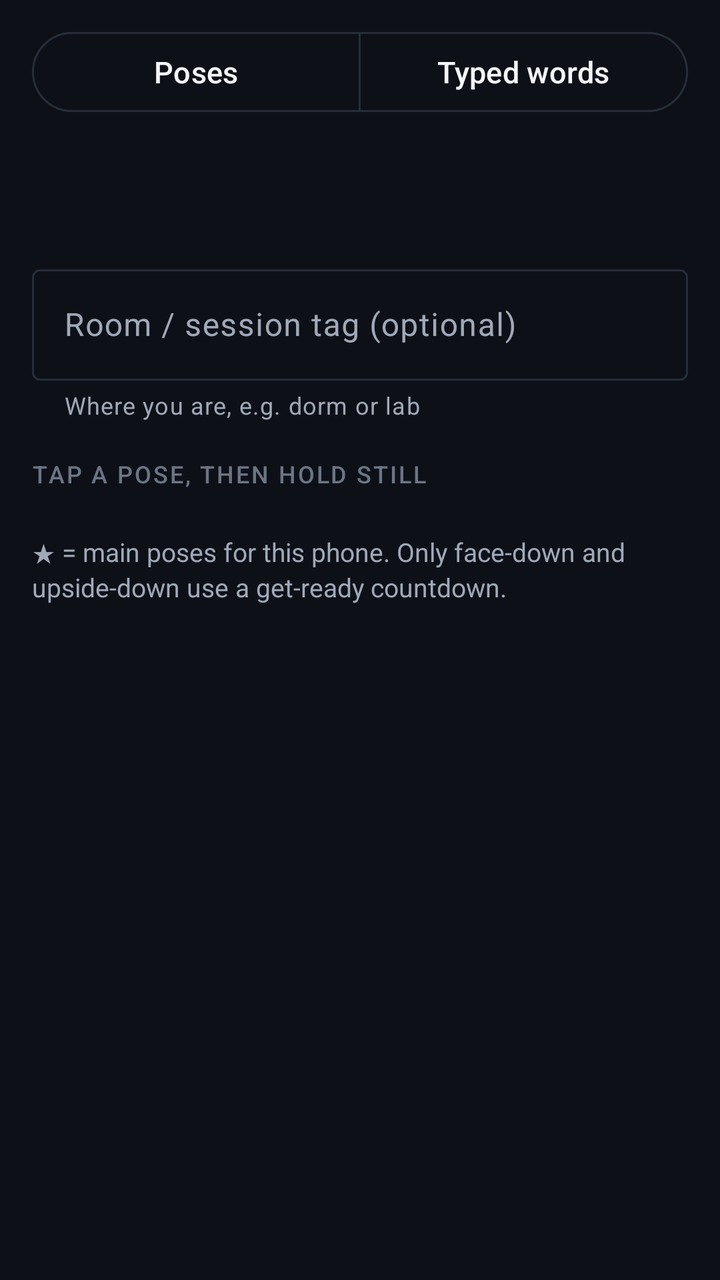
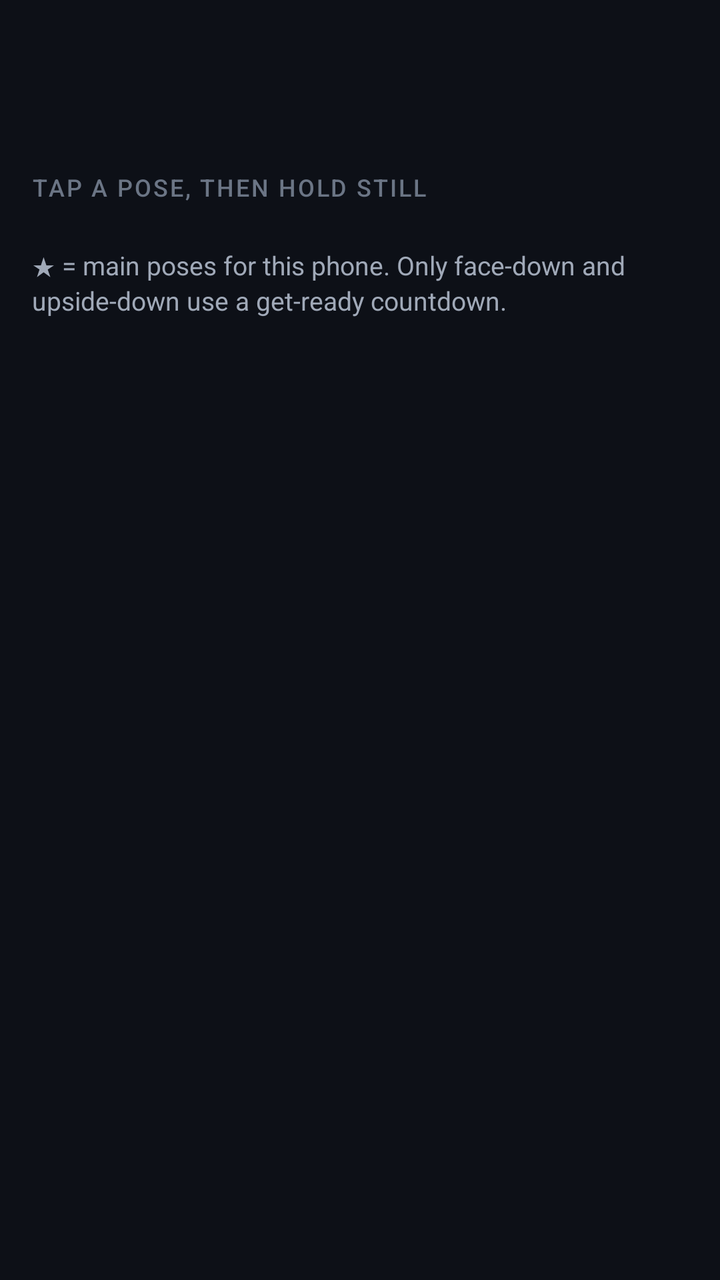

The first picture is an Android layout as it rendered before a commit; the second is the same layout after the commit. The layout source and the unified diff follow.
<!-- AndroidManifest.xml: application theme Theme.PhoneAngle -->
<!-- res/layout/fragment_collect.xml -->
<?xml version="1.0" encoding="utf-8"?>
<ScrollView xmlns:android="http://schemas.android.com/apk/res/android"
    xmlns:app="http://schemas.android.com/apk/res-auto"
    android:layout_width="match_parent"
    android:layout_height="match_parent"
    android:clipToPadding="false"
    android:fillViewport="true">

    <LinearLayout
        android:layout_width="match_parent"
        android:layout_height="wrap_content"
        android:orientation="vertical"
        android:paddingHorizontal="16dp"
        android:paddingTop="12dp"
        android:paddingBottom="20dp">

        <com.google.android.material.button.MaterialButtonToggleGroup
            android:id="@+id/taskToggle"
            android:layout_width="match_parent"
            android:layout_height="wrap_content"
            app:selectionRequired="true"
            app:singleSelection="true">

            <com.google.android.material.button.MaterialButton
                android:id="@+id/taskPose"
                style="@style/Widget.Material3.Button.OutlinedButton"
                android:layout_width="0dp"
                android:layout_height="wrap_content"
                android:layout_weight="1"
                android:text="@string/task_poses" />

            <com.google.android.material.button.MaterialButton
                android:id="@+id/taskTyped"
                style="@style/Widget.Material3.Button.OutlinedButton"
                android:layout_width="0dp"
                android:layout_height="wrap_content"
                android:layout_weight="1"
                android:text="@string/task_typed" />
        </com.google.android.material.button.MaterialButtonToggleGroup>

        <TextView
            android:id="@+id/typedPreviewBanner"
            style="@style/Text.App.Body"
            android:layout_width="match_parent"
            android:layout_height="wrap_content"
            android:layout_marginTop="10dp"
            android:background="@drawable/bg_angle_card"
            android:padding="12dp"
            android:text="@string/typed_preview_banner"
            android:textColor="@color/ink"
            android:visibility="gone" />

        <TextView
            android:id="@+id/collectStatus"
            style="@style/Text.App.Title"
            android:layout_width="match_parent"
            android:layout_height="wrap_content"
            android:layout_marginTop="12dp" />

        <TextView
            android:id="@+id/collectGuidance"
            style="@style/Text.App.Body"
            android:layout_width="match_parent"
            android:layout_height="wrap_content"
            android:layout_marginTop="4dp" />

        <com.google.android.material.textfield.TextInputLayout
            style="@style/Widget.Material3.TextInputLayout.OutlinedBox"
            android:layout_width="match_parent"
            android:layout_height="wrap_content"
            android:layout_marginTop="14dp"
            android:hint="@string/collect_tag_hint"
            app:helperText="@string/collect_tag_helper">

            <com.google.android.material.textfield.TextInputEditText
                android:id="@+id/tagInput"
                android:layout_width="match_parent"
                android:layout_height="wrap_content"
                android:imeOptions="actionDone"
                android:inputType="text"
                android:maxLines="1" />
        </com.google.android.material.textfield.TextInputLayout>

        
        <LinearLayout
            android:id="@+id/poseSection"
            android:layout_width="match_parent"
            android:layout_height="wrap_content"
            android:orientation="vertical">

            <TextView
                style="@style/Text.App.Section"
                android:layout_width="match_parent"
                android:layout_height="wrap_content"
                android:layout_marginTop="18dp"
                android:text="@string/collect_tap_section" />

            <GridLayout
                android:id="@+id/poseGrid"
                android:layout_width="match_parent"
                android:layout_height="wrap_content"
                android:layout_marginTop="8dp"
                android:columnCount="2" />

            <com.google.android.material.card.MaterialCardView
                android:id="@+id/recordingCard"
                style="@style/Widget.App.Card"
                android:layout_width="match_parent"
                android:layout_height="wrap_content"
                android:layout_marginTop="12dp"
                android:visibility="gone"
                app:strokeColor="@color/accent">

                <LinearLayout
                    android:layout_width="match_parent"
                    android:layout_height="wrap_content"
                    android:orientation="vertical"
                    android:padding="14dp">

                    <TextView
                        android:id="@+id/recordingTitle"
                        style="@style/Text.App.Title"
                        android:layout_width="match_parent"
                        android:layout_height="wrap_content" />

                    <TextView
                        android:id="@+id/recordingDetail"
                        style="@style/Text.App.Body"
                        android:layout_width="match_parent"
                        android:layout_height="wrap_content"
                        android:layout_marginTop="6dp" />

                    <com.google.android.material.progressindicator.LinearProgressIndicator
                        android:id="@+id/recordProgress"
                        android:layout_width="match_parent"
                        android:layout_height="wrap_content"
                        android:layout_marginTop="10dp"
                        android:max="100"
                        app:trackCornerRadius="4dp"
                        app:trackThickness="8dp" />

                    <com.google.android.material.button.MaterialButton
                        android:id="@+id/cancelRecordButton"
                        style="@style/Widget.Material3.Button.TextButton"
                        android:layout_width="match_parent"
                        android:layout_height="wrap_content"
                        android:layout_marginTop="4dp"
                        android:text="@string/collect_cancel" />
                </LinearLayout>
            </com.google.android.material.card.MaterialCardView>

            <TextView
                android:id="@+id/collectLegend"
                style="@style/Text.App.Body"
                android:layout_width="match_parent"
                android:layout_height="wrap_content"
                android:layout_marginTop="14dp"
                android:text="@string/collect_legend" />
        </LinearLayout>

        
        <LinearLayout
            android:id="@+id/typedSection"
            android:layout_width="match_parent"
            android:layout_height="wrap_content"
            android:orientation="vertical"
            android:visibility="gone">

            <TextView
                style="@style/Text.App.Section"
                android:layout_width="match_parent"
                android:layout_height="wrap_content"
                android:layout_marginTop="18dp"
                android:text="@string/typed_section_targets" />

            <Spinner
                android:id="@+id/targetSpinner"
                android:layout_width="match_parent"
                android:layout_height="48dp"
                android:layout_marginTop="8dp"
                android:background="@drawable/bg_angle_card" />

            <TextView
                android:id="@+id/typedHint"
                style="@style/Text.App.Body"
                android:layout_width="match_parent"
                android:layout_height="wrap_content"
                android:layout_marginTop="8dp"
                android:text="@string/typed_hint"
                android:textColor="@color/accent"
                android:visibility="gone" />

            <com.google.android.material.button.MaterialButton
                android:id="@+id/typedStartButton"
                android:layout_width="match_parent"
                android:layout_height="wrap_content"
                android:layout_marginTop="12dp"
                android:text="@string/typed_start"
                app:backgroundTint="@color/accent"
                app:cornerRadius="12dp" />

            <LinearLayout
                android:layout_width="match_parent"
                android:layout_height="wrap_content"
                android:layout_marginTop="6dp"
                android:orientation="horizontal">

                <com.google.android.material.button.MaterialButton
                    android:id="@+id/typedStopButton"
                    style="@style/Widget.Material3.Button.TonalButton"
                    android:layout_width="0dp"
                    android:layout_height="wrap_content"
                    android:layout_weight="1"
                    android:text="@string/typed_stop"
                    app:cornerRadius="12dp" />

                <com.google.android.material.button.MaterialButton
                    android:id="@+id/typedCancelButton"
                    style="@style/Widget.Material3.Button.TextButton"
                    android:layout_width="0dp"
                    android:layout_height="wrap_content"
                    android:layout_weight="1"
                    android:text="@string/typed_cancel" />
            </LinearLayout>

            <TextView
                android:id="@+id/typedStatus"
                style="@style/Text.App.Body"
                android:layout_width="match_parent"
                android:layout_height="wrap_content"
                android:layout_marginTop="10dp"
                android:text="@string/typed_idle" />

            <TextView
                style="@style/Text.App.Section"
                android:layout_width="match_parent"
                android:layout_height="wrap_content"
                android:layout_marginTop="18dp"
                android:text="@string/typed_section_counts" />

            <TextView
                android:id="@+id/typedCounts"
                style="@style/Text.App.Body"
                android:layout_width="match_parent"
                android:layout_height="wrap_content"
                android:layout_marginTop="8dp"
                android:background="@drawable/bg_angle_card"
                android:padding="14dp"
                android:textColor="@color/ink" />
        </LinearLayout>
    </LinearLayout>
</ScrollView>
<!-- resources referenced by this layout -->
<resources>
  <color name="accent">#8AB4FF</color>
  <color name="ink">#F3F5F9</color>
  <!-- drawable bg_angle_card (drawable) -->
  <?xml version="1.0" encoding="utf-8"?>
  <shape xmlns:android="http://schemas.android.com/apk/res/android"
      android:shape="rectangle">
      <solid android:color="@color/surface" />
      <corners android:radius="20dp" />
  </shape>
  <string name="collect_cancel">Cancel</string>
  <string name="collect_legend">★ = main poses for this phone. Only face-down and upside-down use a get-ready countdown.</string>
  <string name="collect_tag_helper">Where you are, e.g. dorm or lab</string>
  <string name="collect_tag_hint">Room / session tag (optional)</string>
  <string name="collect_tap_section">Tap a pose, then hold still</string>
  <string name="task_poses">Poses</string>
  <string name="task_typed">Typed words</string>
  <string name="typed_cancel">Cancel</string>
  <string name="typed_hint">Type the target on this phone now, then Stop.</string>
  <string name="typed_idle">Idle — pick a target, Start, type it, then Stop.</string>
  <string name="typed_preview_banner">Collection only — typed-word training and detection are not built yet. Trials stay on this phone for later.</string>
  <string name="typed_section_counts">Saved typing trials</string>
  <string name="typed_section_targets">Target string</string>
  <string name="typed_start">Start recording</string>
  <string name="typed_stop">Stop &amp; save</string>
  <style name="Text.App.Body" parent="">
          <item name="android:textColor">@color/muted</item>
          <item name="android:textSize">13sp</item>
          <item name="android:lineSpacingExtra">2dp</item>
      </style>
  <style name="Text.App.Section" parent="">
          <item name="android:fontFamily">sans-serif-medium</item>
          <item name="android:textColor">@color/faint</item>
          <item name="android:textSize">12sp</item>
          <item name="android:textAllCaps">true</item>
          <item name="android:letterSpacing">0.08</item>
      </style>
  <style name="Text.App.Title" parent="">
          <item name="android:fontFamily">sans-serif-medium</item>
          <item name="android:textColor">@color/ink</item>
          <item name="android:textSize">16sp</item>
      </style>
  <style name="Widget.App.Card" parent="Widget.Material3.CardView.Outlined">
          <item name="cardBackgroundColor">@color/surface</item>
          <item name="cardCornerRadius">18dp</item>
          <item name="cardElevation">0dp</item>
          <item name="strokeColor">@color/line</item>
          <item name="strokeWidth">1dp</item>
      </style>
  <color name="surface">#161A23</color>
  <color name="muted">#A0A9B8</color>
  <color name="faint">#6B7585</color>
  <color name="line">#262D3A</color>
  <color name="btn_primary_text">#0B1426</color>
  <color name="accent_soft">#1D2B4A</color>
  <color name="surface_high">#1E2430</color>
  <color name="bg">#0D1017</color>
  <style name="Widget.App.Button" parent="Widget.Material3.Button">
          <item name="backgroundTint">@color/accent</item>
          <item name="android:textColor">@color/btn_primary_text</item>
          <item name="cornerRadius">14dp</item>
          <item name="android:textAllCaps">false</item>
          <item name="android:textSize">15sp</item>
          <item name="android:fontFamily">sans-serif-medium</item>
          <item name="android:paddingTop">13dp</item>
          <item name="android:paddingBottom">13dp</item>
      </style>
  <!-- unchanged entries left out for length: 1 -->
</resources>

<!-- the commit's change to res/layout/fragment_collect.xml (unified diff, before → after) -->
@@ -14,42 +14,6 @@
         android:paddingTop="12dp"
         android:paddingBottom="20dp">
 
-        <com.google.android.material.button.MaterialButtonToggleGroup
-            android:id="@+id/taskToggle"
-            android:layout_width="match_parent"
-            android:layout_height="wrap_content"
-            app:selectionRequired="true"
-            app:singleSelection="true">
-
-            <com.google.android.material.button.MaterialButton
-                android:id="@+id/taskPose"
-                style="@style/Widget.Material3.Button.OutlinedButton"
-                android:layout_width="0dp"
-                android:layout_height="wrap_content"
-                android:layout_weight="1"
-                android:text="@string/task_poses" />
-
-            <com.google.android.material.button.MaterialButton
-                android:id="@+id/taskTyped"
-                style="@style/Widget.Material3.Button.OutlinedButton"
-                android:layout_width="0dp"
-                android:layout_height="wrap_content"
-                android:layout_weight="1"
-                android:text="@string/task_typed" />
-        </com.google.android.material.button.MaterialButtonToggleGroup>
-
-        <TextView
-            android:id="@+id/typedPreviewBanner"
-            style="@style/Text.App.Body"
-            android:layout_width="match_parent"
-            android:layout_height="wrap_content"
-            android:layout_marginTop="10dp"
-            android:background="@drawable/bg_angle_card"
-            android:padding="12dp"
-            android:text="@string/typed_preview_banner"
-            android:textColor="@color/ink"
-            android:visibility="gone" />
-
         <TextView
             android:id="@+id/collectStatus"
             style="@style/Text.App.Title"
@@ -63,23 +27,6 @@
             android:layout_width="match_parent"
             android:layout_height="wrap_content"
             android:layout_marginTop="4dp" />
-
-        <com.google.android.material.textfield.TextInputLayout
-            style="@style/Widget.Material3.TextInputLayout.OutlinedBox"
-            android:layout_width="match_parent"
-            android:layout_height="wrap_content"
-            android:layout_marginTop="14dp"
-            android:hint="@string/collect_tag_hint"
-            app:helperText="@string/collect_tag_helper">
-
-            <com.google.android.material.textfield.TextInputEditText
-                android:id="@+id/tagInput"
-                android:layout_width="match_parent"
-                android:layout_height="wrap_content"
-                android:imeOptions="actionDone"
-                android:inputType="text"
-                android:maxLines="1" />
-        </com.google.android.material.textfield.TextInputLayout>
 
         
         <LinearLayout
@@ -157,96 +104,5 @@
                 android:layout_marginTop="14dp"
                 android:text="@string/collect_legend" />
         </LinearLayout>
-
-        
-        <LinearLayout
-            android:id="@+id/typedSection"
-            android:layout_width="match_parent"
-            android:layout_height="wrap_content"
-            android:orientation="vertical"
-            android:visibility="gone">
-
-            <TextView
-                style="@style/Text.App.Section"
-                android:layout_width="match_parent"
-                android:layout_height="wrap_content"
-                android:layout_marginTop="18dp"
-                android:text="@string/typed_section_targets" />
-
-            <Spinner
-                android:id="@+id/targetSpinner"
-                android:layout_width="match_parent"
-                android:layout_height="48dp"
-                android:layout_marginTop="8dp"
-                android:background="@drawable/bg_angle_card" />
-
-            <TextView
-                android:id="@+id/typedHint"
-                style="@style/Text.App.Body"
-                android:layout_width="match_parent"
-                android:layout_height="wrap_content"
-                android:layout_marginTop="8dp"
-                android:text="@string/typed_hint"
-                android:textColor="@color/accent"
-                android:visibility="gone" />
-
-            <com.google.android.material.button.MaterialButton
-                android:id="@+id/typedStartButton"
-                android:layout_width="match_parent"
-                android:layout_height="wrap_content"
-                android:layout_marginTop="12dp"
-                android:text="@string/typed_start"
-                app:backgroundTint="@color/accent"
-                app:cornerRadius="12dp" />
-
-            <LinearLayout
-                android:layout_width="match_parent"
-                android:layout_height="wrap_content"
-                android:layout_marginTop="6dp"
-                android:orientation="horizontal">
-
-                <com.google.android.material.button.MaterialButton
-                    android:id="@+id/typedStopButton"
-                    style="@style/Widget.Material3.Button.TonalButton"
-                    android:layout_width="0dp"
-                    android:layout_height="wrap_content"
-                    android:layout_weight="1"
-                    android:text="@string/typed_stop"
-                    app:cornerRadius="12dp" />
-
-                <com.google.android.material.button.MaterialButton
-                    android:id="@+id/typedCancelButton"
-                    style="@style/Widget.Material3.Button.TextButton"
-                    android:layout_width="0dp"
-                    android:layout_height="wrap_content"
-                    android:layout_weight="1"
-                    android:text="@string/typed_cancel" />
-            </LinearLayout>
-
-            <TextView
-                android:id="@+id/typedStatus"
-                style="@style/Text.App.Body"
-                android:layout_width="match_parent"
-                android:layout_height="wrap_content"
-                android:layout_marginTop="10dp"
-                android:text="@string/typed_idle" />
-
-            <TextView
-                style="@style/Text.App.Section"
-                android:layout_width="match_parent"
-                android:layout_height="wrap_content"
-                android:layout_marginTop="18dp"
-                android:text="@string/typed_section_counts" />
-
-            <TextView
-                android:id="@+id/typedCounts"
-                style="@style/Text.App.Body"
-                android:layout_width="match_parent"
-                android:layout_height="wrap_content"
-                android:layout_marginTop="8dp"
-                android:background="@drawable/bg_angle_card"
-                android:padding="14dp"
-                android:textColor="@color/ink" />
-        </LinearLayout>
     </LinearLayout>
 </ScrollView>
<!-- resource entries referenced after the edit -->
@@ -2,28 +2,9 @@
 <resources>
   <color name="accent">#8AB4FF</color>
   <color name="ink">#F3F5F9</color>
-  <!-- drawable bg_angle_card (drawable) -->
-  <?xml version="1.0" encoding="utf-8"?>
-  <shape xmlns:android="http://schemas.android.com/apk/res/android"
-      android:shape="rectangle">
-      <solid android:color="@color/surface" />
-      <corners android:radius="20dp" />
-  </shape>
   <string name="collect_cancel">Cancel</string>
   <string name="collect_legend">★ = main poses for this phone. Only face-down and upside-down use a get-ready countdown.</string>
-  <string name="collect_tag_helper">Where you are, e.g. dorm or lab</string>
-  <string name="collect_tag_hint">Room / session tag (optional)</string>
   <string name="collect_tap_section">Tap a pose, then hold still</string>
-  <string name="task_poses">Poses</string>
-  <string name="task_typed">Typed words</string>
-  <string name="typed_cancel">Cancel</string>
-  <string name="typed_hint">Type the target on this phone now, then Stop.</string>
-  <string name="typed_idle">Idle — pick a target, Start, type it, then Stop.</string>
-  <string name="typed_preview_banner">Collection only — typed-word training and detection are not built yet. Trials stay on this phone for later.</string>
-  <string name="typed_section_counts">Saved typing trials</string>
-  <string name="typed_section_targets">Target string</string>
-  <string name="typed_start">Start recording</string>
-  <string name="typed_stop">Stop &amp; save</string>
   <style name="Text.App.Body" parent="">
           <item name="android:textColor">@color/muted</item>
           <item name="android:textSize">13sp</item>
